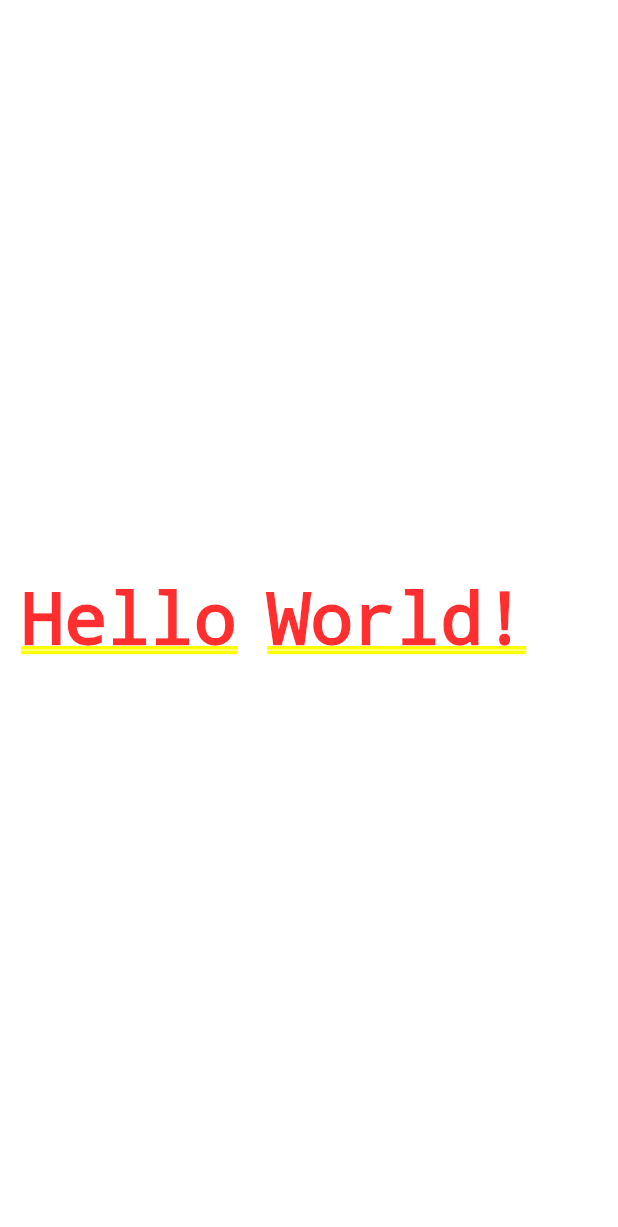
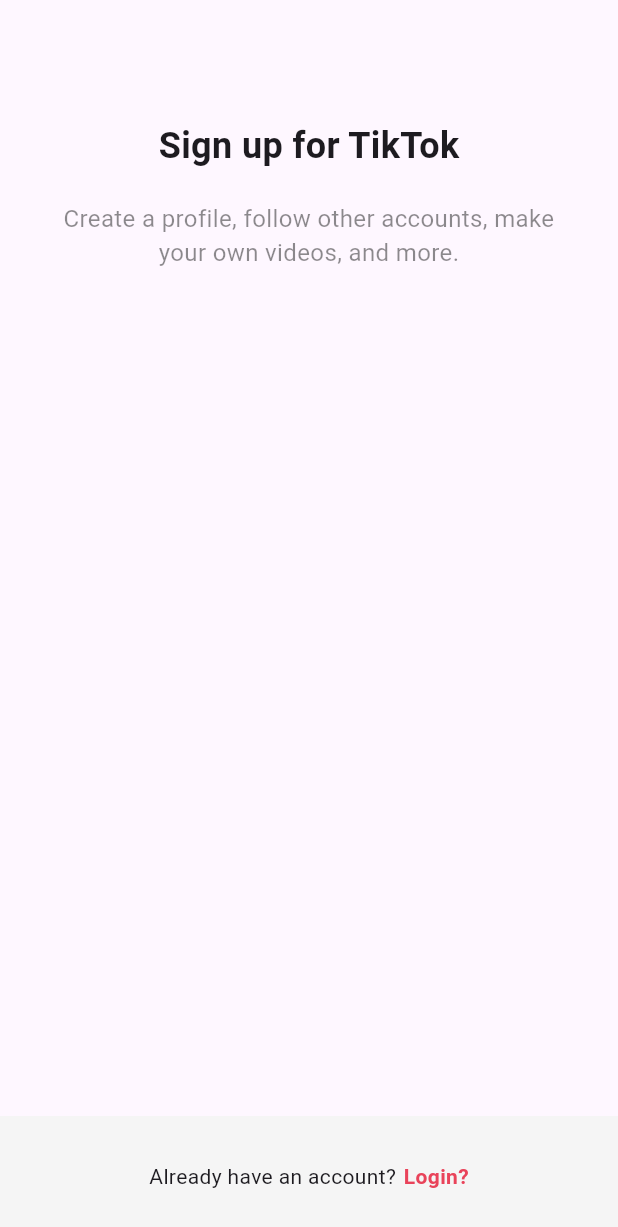
Before and after one commit to ohwoo-kwon/tiktok-clone, a Flutter app: the screen it shows after launch, on a phone screen of 412 x 824 dp. Shown: the top 1227 px of the screen. Run offline on Flutter 3.47's test engine with Material 3 defaults, Android fonts, the phone set to English and light mode, and no system bars.

Commit message:
Sign Up Screen

```diff
--- a/lib/main.dart
+++ b/lib/main.dart
@@ -1,6 +1,7 @@
 import 'package:flutter/material.dart';
 import 'package:tiktok_clone/constants/gaps.dart';
 import 'package:tiktok_clone/constants/sizes.dart';
+import 'package:tiktok_clone/screens/sign_up/sign_up_screen.dart';
 
 void main() {
   runApp(const TikTokApp());
@@ -14,10 +15,7 @@ class TikTokApp extends StatelessWidget {
     return MaterialApp(
       title: 'Tiktok Clone',
       theme: ThemeData(primaryColor: Color(0xFFE9435A)),
-      home: Padding(
-        padding: EdgeInsets.all(Sizes.size14),
-        child: Row(children: [Text("Hello"), Gaps.h20, Text("World!")]),
-      ),
+      home: SignUpScreen(),
     );
   }
 }
--- /dev/null
+++ b/lib/screens/sign_up/sign_up_screen.dart
@@ -0,0 +1,54 @@
+import 'package:flutter/material.dart';
+import 'package:tiktok_clone/constants/gaps.dart';
+import 'package:tiktok_clone/constants/sizes.dart';
+
+class SignUpScreen extends StatelessWidget {
+  const SignUpScreen({super.key});
+
+  @override
+  Widget build(BuildContext context) {
+    return Scaffold(
+      body: SafeArea(
+        child: Padding(
+          padding: const EdgeInsets.symmetric(horizontal: Sizes.size40),
+          child: Column(
+            children: [
+              Gaps.v80,
+              Text(
+                "Sign up for TikTok",
+                style: TextStyle(
+                  fontSize: Sizes.size24,
+                  fontWeight: FontWeight.w700,
+                ),
+              ),
+              Gaps.v20,
+              Text(
+                "Create a profile, follow other accounts, make your own videos, and more.",
+                style: TextStyle(fontSize: Sizes.size16, color: Colors.black45),
+                textAlign: TextAlign.center,
+              ),
+              Gaps.v40,
+            ],
+          ),
+        ),
+      ),
+      bottomNavigationBar: BottomAppBar(
+        color: Colors.grey.shade100,
+        child: Row(
+          mainAxisAlignment: MainAxisAlignment.center,
+          children: [
+            Text('Already have an account?'),
+            Gaps.h5,
+            Text(
+              'Login?',
+              style: TextStyle(
+                color: Theme.of(context).primaryColor,
+                fontWeight: FontWeight.w600,
+              ),
+            ),
+          ],
+        ),
+      ),
+    );
+  }
+}
```
Also changed, not shown: 1 other file.
